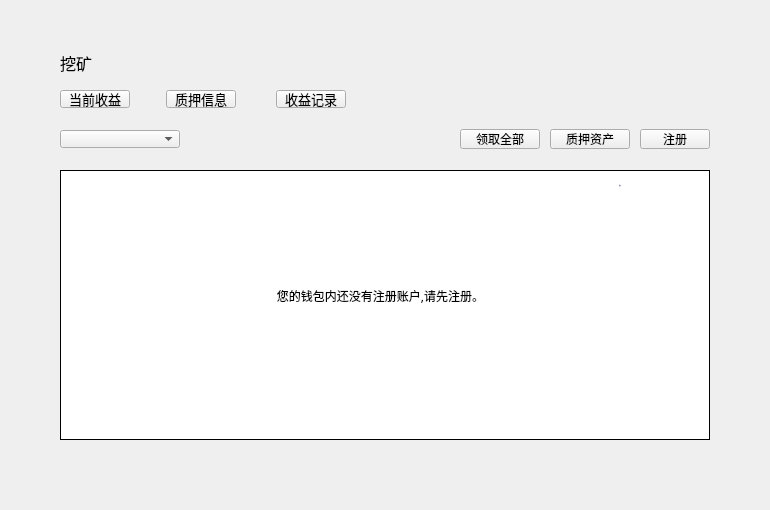
Before: the Qt Designer form LNKWallet/miner/minerpage.ui in HcashOrg/hx-indicator, drawn with Qt 5.
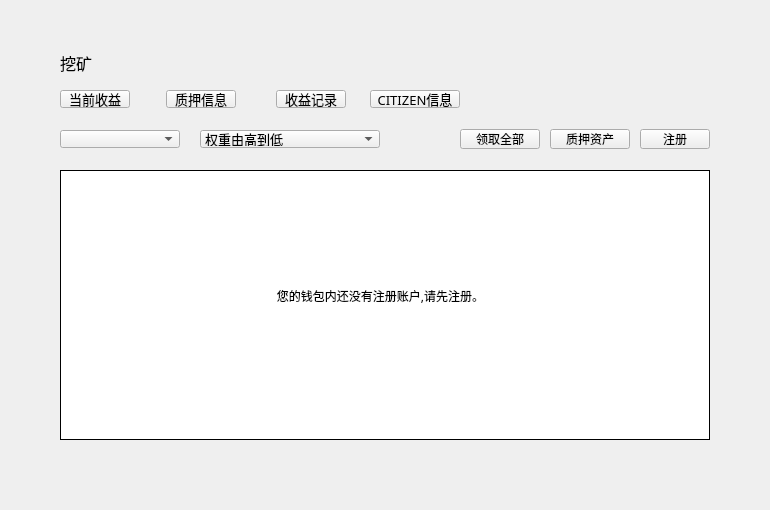
After: the same form once the commit is applied.

Commit message: show citizen info

```diff
--- a/LNKWallet/miner/minerpage.ui
+++ b/LNKWallet/miner/minerpage.ui
@@ -112,7 +112,7 @@
     </rect>
    </property>
    <property name="currentIndex">
-    <number>1</number>
+    <number>3</number>
    </property>
    <widget class="QWidget" name="incomePage">
     <widget class="QTableWidget" name="incomeTableWidget">
@@ -497,6 +497,138 @@
      </property>
     </widget>
    </widget>
+   <widget class="QWidget" name="citizenInfoPage">
+    <widget class="QTableWidget" name="citizenInfoTableWidget">
+     <property name="geometry">
+      <rect>
+       <x>60</x>
+       <y>0</y>
+       <width>650</width>
+       <height>270</height>
+      </rect>
+     </property>
+     <property name="cursor" stdset="0">
+      <cursorShape>ArrowCursor</cursorShape>
+     </property>
+     <property name="layoutDirection">
+      <enum>Qt::LeftToRight</enum>
+     </property>
+     <property name="styleSheet">
+      <string notr="true"/>
+     </property>
+     <property name="frameShape">
+      <enum>QFrame::Box</enum>
+     </property>
+     <property name="frameShadow">
+      <enum>QFrame::Plain</enum>
+     </property>
+     <property name="verticalScrollBarPolicy">
+      <enum>Qt::ScrollBarAsNeeded</enum>
+     </property>
+     <property name="horizontalScrollBarPolicy">
+      <enum>Qt::ScrollBarAlwaysOff</enum>
+     </property>
+     <property name="autoScroll">
+      <bool>true</bool>
+     </property>
+     <property name="editTriggers">
+      <set>QAbstractItemView::NoEditTriggers</set>
+     </property>
+     <property name="selectionMode">
+      <enum>QAbstractItemView::NoSelection</enum>
+     </property>
+     <property name="iconSize">
+      <size>
+       <width>19</width>
+       <height>12</height>
+      </size>
+     </property>
+     <property name="showGrid">
+      <bool>true</bool>
+     </property>
+     <property name="gridStyle">
+      <enum>Qt::SolidLine</enum>
+     </property>
+     <attribute name="horizontalHeaderVisible">
+      <bool>false</bool>
+     </attribute>
+     <attribute name="horizontalHeaderCascadingSectionResizes">
+      <bool>false</bool>
+     </attribute>
+     <attribute name="horizontalHeaderHighlightSections">
+      <bool>false</bool>
+     </attribute>
+     <attribute name="verticalHeaderVisible">
+      <bool>false</bool>
+     </attribute>
+     <attribute name="verticalHeaderHighlightSections">
+      <bool>false</bool>
+     </attribute>
+     <column>
+      <property name="text">
+       <string>CITIZEN</string>
+      </property>
+      <property name="font">
+       <font>
+        <family>微软雅黑</family>
+       </font>
+      </property>
+      <property name="textAlignment">
+       <set>AlignCenter</set>
+      </property>
+     </column>
+     <column>
+      <property name="text">
+       <string>权重</string>
+      </property>
+      <property name="textAlignment">
+       <set>AlignCenter</set>
+      </property>
+     </column>
+     <column>
+      <property name="text">
+       <string>总出块数</string>
+      </property>
+      <property name="textAlignment">
+       <set>AlignCenter</set>
+      </property>
+     </column>
+     <column>
+      <property name="text">
+       <string>missed块数</string>
+      </property>
+      <property name="textAlignment">
+       <set>AlignCenter</set>
+      </property>
+     </column>
+     <column>
+      <property name="text">
+       <string>上次出块</string>
+      </property>
+      <property name="textAlignment">
+       <set>AlignCenter</set>
+      </property>
+     </column>
+     <column>
+      <property name="text">
+       <string>矿池手续费</string>
+      </property>
+      <property name="textAlignment">
+       <set>AlignCenter</set>
+      </property>
+     </column>
+    </widget>
+    <widget class="QStackedWidget" name="stackedWidget_citizen">
+     <property name="geometry">
+      <rect>
+       <x>0</x>
+       <y>300</y>
+       <width>770</width>
+       <height>40</height>
+      </rect>
+     </property>
+    </widget>
+   </widget>
   </widget>
   <widget class="QPushButton" name="incomeInfoBtn">
    <property name="geometry">
@@ -659,6 +791,81 @@
     <string>挖矿</string>
    </property>
   </widget>
+  <widget class="QPushButton" name="citizenInfoBtn">
+   <property name="geometry">
+    <rect>
+     <x>370</x>
+     <y>90</y>
+     <width>90</width>
+     <height>18</height>
+    </rect>
+   </property>
+   <property name="font">
+    <font>
+     <family>微软雅黑</family>
+     <pointsize>10</pointsize>
+     <weight>50</weight>
+     <italic>false</italic>
+     <bold>false</bold>
+    </font>
+   </property>
+   <property name="cursor">
+    <cursorShape>PointingHandCursor</cursorShape>
+   </property>
+   <property name="focusPolicy">
+    <enum>Qt::NoFocus</enum>
+   </property>
+   <property name="styleSheet">
+    <string notr="true"/>
+   </property>
+   <property name="text">
+    <string>CITIZEN信息</string>
+   </property>
+  </widget>
+  <widget class="QComboBox" name="sortTypeComboBox">
+   <property name="geometry">
+    <rect>
+     <x>200</x>
+     <y>130</y>
+     <width>180</width>
+     <height>18</height>
+    </rect>
+   </property>
+   <property name="font">
+    <font>
+     <family>微软雅黑</family>
+     <pointsize>10</pointsize>
+     <weight>50</weight>
+     <bold>false</bold>
+    </font>
+   </property>
+   <property name="focusPolicy">
+    <enum>Qt::NoFocus</enum>
+   </property>
+   <property name="styleSheet">
+    <string notr="true"/>
+   </property>
+   <item>
+    <property name="text">
+     <string>权重由高到低</string>
+    </property>
+   </item>
+   <item>
+    <property name="text">
+     <string>出块数由多到少</string>
+    </property>
+   </item>
+   <item>
+    <property name="text">
+     <string>missed数由少到多</string>
+    </property>
+   </item>
+   <item>
+    <property name="text">
+     <string>手续费由低到高</string>
+    </property>
+   </item>
+  </widget>
   <zorder>title_label</zorder>
   <zorder>registerBtn</zorder>
   <zorder>accountComboBox</zorder>
```
Left out of the diff: 7 changed lines with no effect on the pictures. The commit also changes 15 other files.
